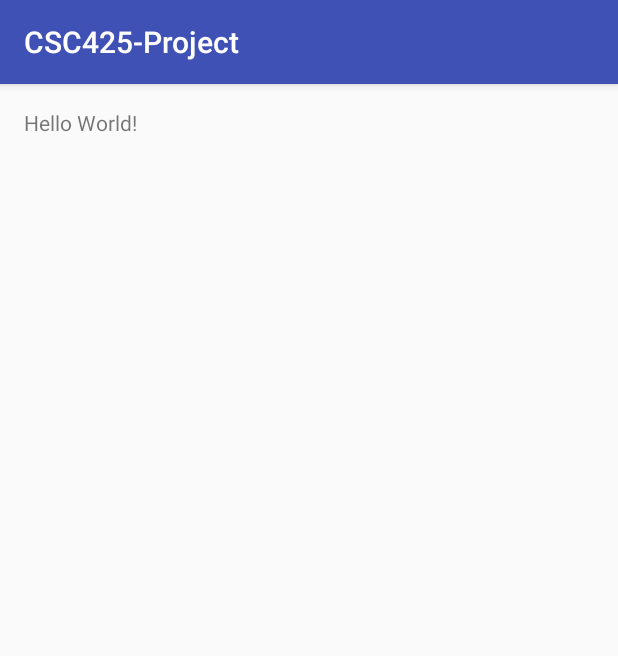
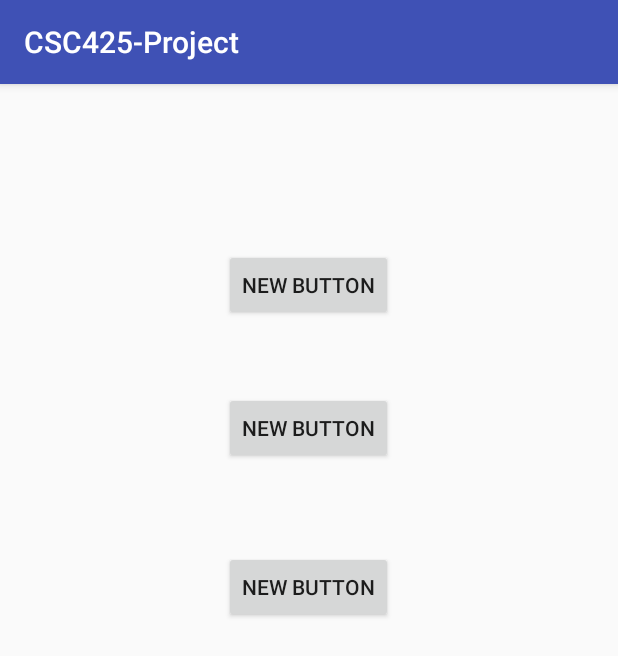
Before and after one commit to afelete/CSC425-Project, an Android app: the screen it shows after launch (MainActivity), on a phone screen of 412 x 824 dp. Shown: the top 656 px of the screen. Run offline under Robolectric (Android 15) with nearby library versions, the phone set to English and light mode, and no system bars.

Commit message:
Just screwing around with Git to see if it works. Made 3 buttons that do nothing

```diff
--- a/app/src/main/res/layout/activity_main.xml
+++ b/app/src/main/res/layout/activity_main.xml
@@ -9,8 +9,32 @@
     android:paddingTop="@dimen/activity_vertical_margin"
     tools:context="com.team1.csc425_project.MainActivity">
 
-    <TextView
+    <Button
         android:layout_width="wrap_content"
         android:layout_height="wrap_content"
-        android:text="Hello World!" />
+        android:text="New Button"
+        android:id="@+id/button"
+        android:layout_marginTop="94dp"
+        android:layout_alignParentTop="true"
+        android:layout_centerHorizontal="true" />
+
+    <Button
+        android:layout_width="wrap_content"
+        android:layout_height="wrap_content"
+        android:text="New Button"
+        android:id="@+id/button2"
+        android:layout_below="@+id/button"
+        android:layout_alignLeft="@+id/button"
+        android:layout_alignStart="@+id/button"
+        android:layout_marginTop="47dp" />
+
+    <Button
+        android:layout_width="wrap_content"
+        android:layout_height="wrap_content"
+        android:text="New Button"
+        android:id="@+id/button3"
+        android:layout_below="@+id/button2"
+        android:layout_alignLeft="@+id/button2"
+        android:layout_alignStart="@+id/button2"
+        android:layout_marginTop="58dp" />
 </RelativeLayout>
```
